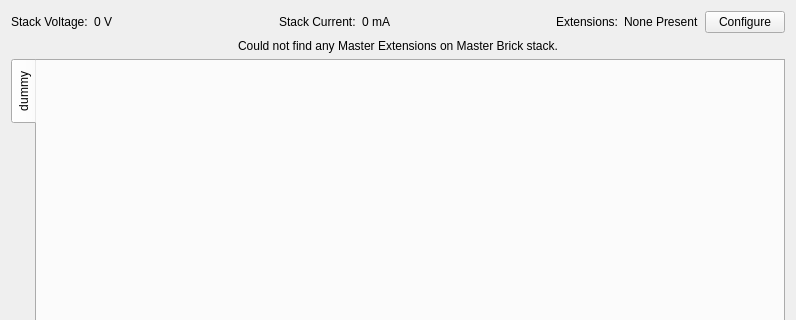
The window that src/brickv/plugin_system/plugins/master/ui/master.ui (Tinkerforge/brickv) describes before a commit, drawn with Qt 5; both pictures show x 0 to 796 and y 0 to 320 of the 796 by 519 pixel window.
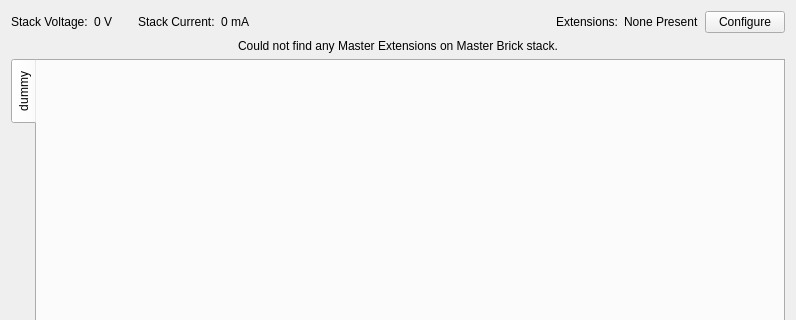
The same window after the commit.

Commit message: master: Fine tune label layout

Patch:
```diff
--- a/src/brickv/plugin_system/plugins/master/ui/master.ui
+++ b/src/brickv/plugin_system/plugins/master/ui/master.ui
@@ -38,10 +38,13 @@
        <property name="orientation">
         <enum>Qt::Horizontal</enum>
        </property>
+       <property name="sizeType">
+        <enum>QSizePolicy::Preferred</enum>
+       </property>
        <property name="sizeHint" stdset="0">
         <size>
-         <width>40</width>
-         <height>20</height>
+         <width>20</width>
+         <height>1</height>
         </size>
        </property>
       </spacer>
@@ -70,8 +73,8 @@
        </property>
        <property name="sizeHint" stdset="0">
         <size>
-         <width>40</width>
-         <height>20</height>
+         <width>1</width>
+         <height>1</height>
         </size>
        </property>
       </spacer>
```
